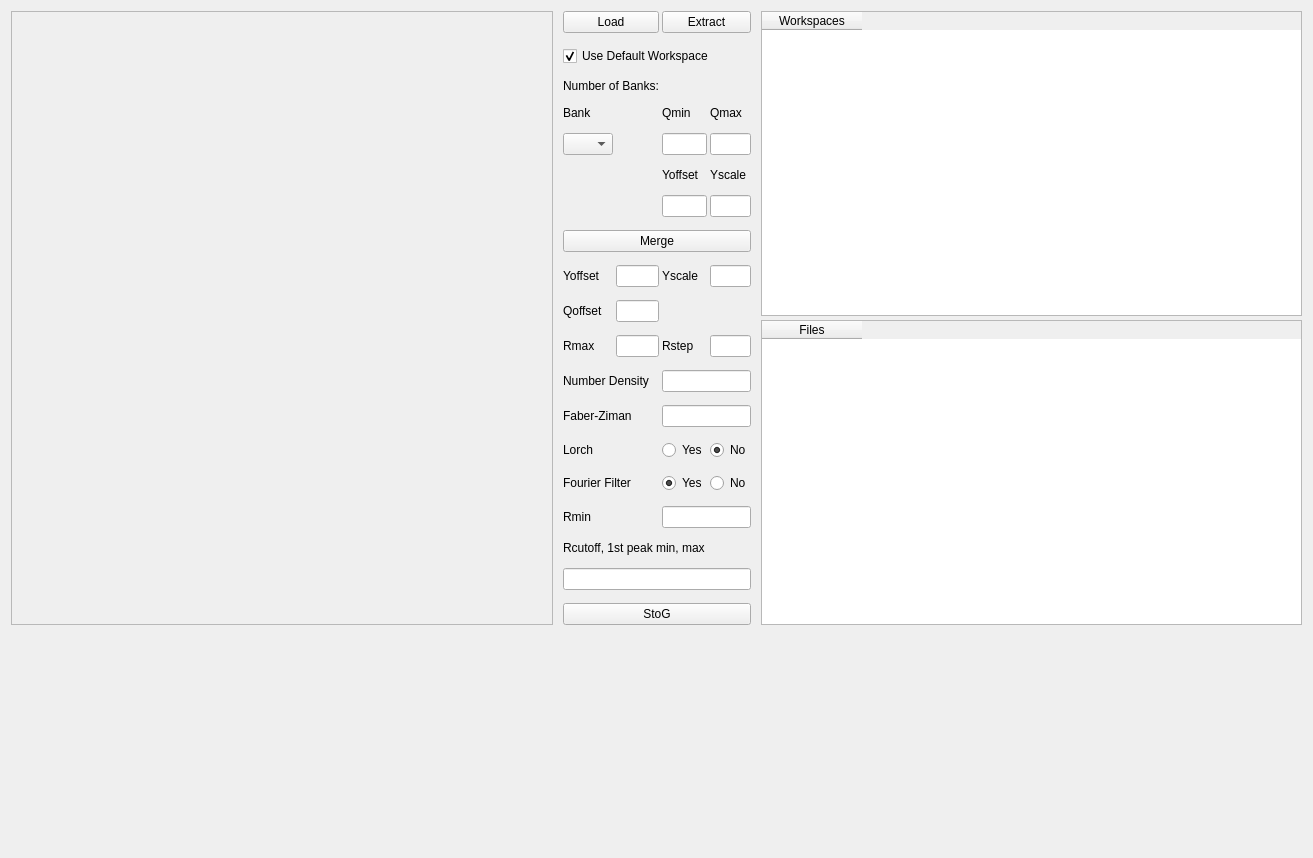
Before: the Qt Designer form addie/ui/splitui_postprocessing_mantid_tab.ui in neutrons/addie, drawn with Qt 5.
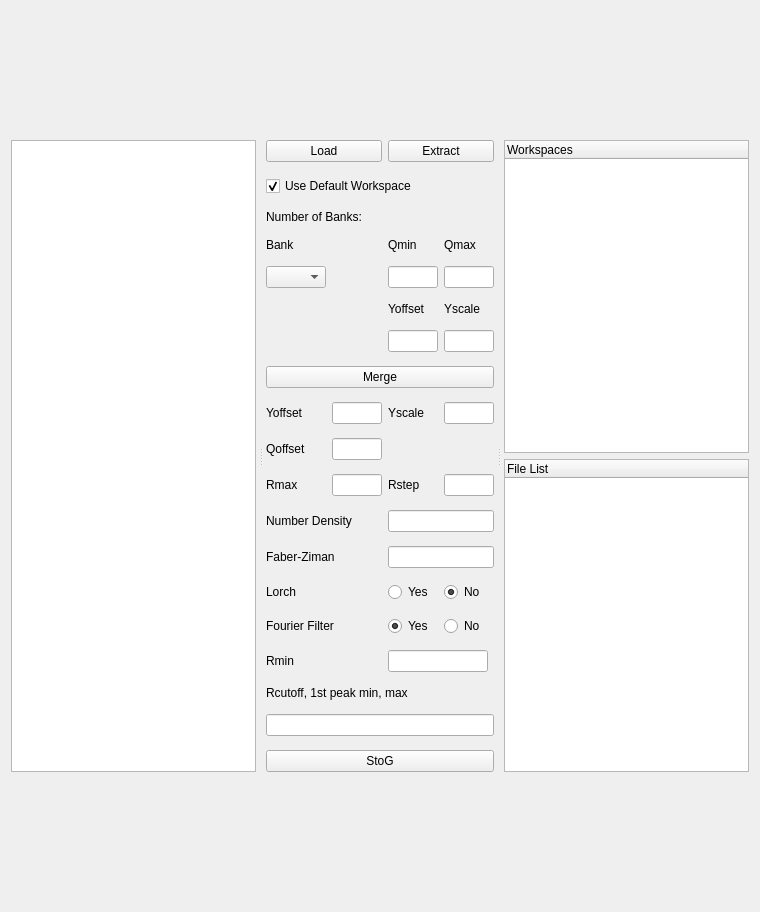
After: the same form once the commit is applied.

Commit message: Add visual splitter, populate and clear workspaces

```diff
--- a/addie/ui/splitui_postprocessing_mantid_tab.ui
+++ b/addie/ui/splitui_postprocessing_mantid_tab.ui
@@ -6,60 +6,28 @@
    <rect>
     <x>0</x>
     <y>0</y>
-    <width>1313</width>
-    <height>858</height>
+    <width>760</width>
+    <height>912</height>
    </rect>
   </property>
   <property name="windowTitle">
    <string>Form</string>
   </property>
-  <layout class="QGridLayout" name="gridLayout">
+  <layout class="QGridLayout" name="gridLayout_2">
    <item row="0" column="0">
-    <widget class="QSplitter" name="splitter_5">
-     <property name="lineWidth">
-      <number>8</number>
-     </property>
-     <property name="orientation">
-      <enum>Qt::Horizontal</enum>
-     </property>
-     <property name="handleWidth">
-      <number>20</number>
-     </property>
-     <widget class="QWidget" name="layoutWidget">
-      <layout class="QVBoxLayout" name="verticalLayout_39">
-       <item>
-        <layout class="QHBoxLayout" name="horizontalLayout_73" stretch="1000,10,1000">
-         <property name="spacing">
-          <number>10</number>
-         </property>
-         <property name="sizeConstraint">
-          <enum>QLayout::SetDefaultConstraint</enum>
-         </property>
-         <item>
-          <layout class="QVBoxLayout" name="verticalLayout_40">
-           <property name="sizeConstraint">
-            <enum>QLayout::SetMinimumSize</enum>
-           </property>
-           <item>
-            <widget class="QFrame" name="frame_3">
-             <property name="frameShape">
-              <enum>QFrame::StyledPanel</enum>
-             </property>
-             <property name="frameShadow">
-              <enum>QFrame::Raised</enum>
-             </property>
-            </widget>
-           </item>
-          </layout>
-         </item>
-         <item>
-          <widget class="QSplitter" name="splitter_4">
+    <widget class="QSplitter" name="splitter">
            <property name="sizePolicy">
-            <sizepolicy hsizetype="Expanding" vsizetype="Preferred">
+      <sizepolicy hsizetype="Expanding" vsizetype="Expanding">
              <horstretch>0</horstretch>
              <verstretch>0</verstretch>
             </sizepolicy>
            </property>
+     <property name="minimumSize">
+      <size>
+       <width>0</width>
+       <height>0</height>
+      </size>
+     </property>
            <property name="maximumSize">
             <size>
              <width>16777215</width>
@@ -69,196 +37,407 @@
            <property name="orientation">
             <enum>Qt::Horizontal</enum>
            </property>
-           <widget class="QWidget" name="gridLayoutWidget">
-            <layout class="QGridLayout" name="gridLayout_4" rowstretch="0,0,0,0,0,0,0,0,0,0,0,0,0,0,0,0,0,0,0" columnstretch="10,10,10,10" columnminimumwidth="10,10,10,10">
+     <property name="handleWidth">
+      <number>10</number>
+     </property>
+     <widget class="QWidget" name="verticalLayoutWidget">
+      <layout class="QVBoxLayout" name="verticalLayout">
+       <item>
+        <widget class="QTableWidget" name="tableWidget"/>
+       </item>
+      </layout>
+     </widget>
+     <widget class="QWidget" name="gridLayoutWidget_2">
+      <layout class="QGridLayout" name="gridLayout">
              <property name="sizeConstraint">
-              <enum>QLayout::SetDefaultConstraint</enum>
-             </property>
-             <property name="leftMargin">
-              <number>0</number>
-             </property>
-             <property name="topMargin">
-              <number>0</number>
-             </property>
-             <property name="rightMargin">
-              <number>0</number>
-             </property>
-             <property name="bottomMargin">
-              <number>0</number>
-             </property>
-             <property name="horizontalSpacing">
-              <number>3</number>
+        <enum>QLayout::SetFixedSize</enum>
              </property>
              <property name="verticalSpacing">
-              <number>13</number>
-             </property>
-             <item row="9" column="0">
-              <widget class="QLabel" name="label_9">
-               <property name="text">
-                <string>Qoffset</string>
+        <number>14</number>
+       </property>
+       <item row="8" column="2">
+        <widget class="QLineEdit" name="lineEdit_5">
+         <property name="maximumSize">
+          <size>
+           <width>50</width>
+           <height>16777215</height>
+          </size>
                </property>
               </widget>
              </item>
-             <item row="3" column="3">
-              <widget class="QLabel" name="label_4">
-               <property name="text">
-                <string>Qmax</string>
-               </property>
-              </widget>
-             </item>
-             <item row="5" column="3">
-              <widget class="QLabel" name="label_6">
+       <item row="16" column="3">
+        <widget class="QRadioButton" name="radioButton_4">
+         <property name="maximumSize">
+          <size>
+           <width>50</width>
+           <height>16777215</height>
+          </size>
+         </property>
                <property name="text">
-                <string>Yscale</string>
-               </property>
-              </widget>
-             </item>
-             <item row="4" column="2">
-              <widget class="QLineEdit" name="lineEdit_2"/>
-             </item>
-             <item row="15" column="0" colspan="2">
-              <widget class="QLabel" name="label_16">
-               <property name="text">
-                <string>Rmin</string>
-               </property>
-              </widget>
-             </item>
-             <item row="8" column="1">
-              <widget class="QLineEdit" name="lineEdit_6"/>
-             </item>
-             <item row="11" column="2" colspan="2">
-              <widget class="QLineEdit" name="lineEdit_11"/>
-             </item>
-             <item row="6" column="2">
-              <widget class="QLineEdit" name="lineEdit_4"/>
-             </item>
-             <item row="8" column="0">
-              <widget class="QLabel" name="label_7">
-               <property name="text">
-                <string>Yoffset</string>
-               </property>
-              </widget>
-             </item>
-             <item row="15" column="2" colspan="2">
-              <widget class="QLineEdit" name="lineEdit_13"/>
-             </item>
-             <item row="4" column="0">
-              <widget class="QComboBox" name="comboBox_banks">
+          <string>No</string>
+         </property>
+         <attribute name="buttonGroup">
+          <string notr="true">buttonGroup_2</string>
+         </attribute>
+        </widget>
+       </item>
+       <item row="19" column="0" colspan="4">
+        <widget class="QLineEdit" name="lineEdit_16">
                <property name="maximumSize">
                 <size>
-                 <width>50</width>
+           <width>320</width>
                  <height>16777215</height>
                 </size>
                </property>
               </widget>
              </item>
-             <item row="11" column="0" colspan="2">
-              <widget class="QLabel" name="label_12">
-               <property name="text">
-                <string>Number Density</string>
-               </property>
-              </widget>
-             </item>
              <item row="14" column="0" colspan="2">
-              <widget class="QLabel" name="label_15">
-               <property name="text">
-                <string>Fourier Filter</string>
-               </property>
-              </widget>
-             </item>
-             <item row="12" column="0" colspan="2">
               <widget class="QLabel" name="label_13">
+         <property name="maximumSize">
+          <size>
+           <width>120</width>
+           <height>16777215</height>
+          </size>
+         </property>
                <property name="text">
                 <string>Faber-Ziman</string>
                </property>
               </widget>
              </item>
-             <item row="8" column="2">
-              <widget class="QLabel" name="label_8">
-               <property name="text">
-                <string>Yscale</string>
-               </property>
-              </widget>
-             </item>
-             <item row="9" column="1">
-              <widget class="QLineEdit" name="lineEdit_8"/>
-             </item>
-             <item row="12" column="2" colspan="2">
-              <widget class="QLineEdit" name="lineEdit_15"/>
-             </item>
-             <item row="16" column="0" colspan="4">
-              <widget class="QLabel" name="label_17">
-               <property name="text">
-                <string>Rcutoff, 1st peak min, max</string>
+       <item row="13" column="2" colspan="2">
+        <widget class="QLineEdit" name="lineEdit_11">
+         <property name="maximumSize">
+          <size>
+           <width>120</width>
+           <height>16777215</height>
+          </size>
                </property>
               </widget>
              </item>
              <item row="13" column="0" colspan="2">
-              <widget class="QLabel" name="label_14">
+        <widget class="QLabel" name="label_12">
+         <property name="maximumSize">
+          <size>
+           <width>120</width>
+           <height>16777215</height>
+          </size>
+         </property>
                <property name="text">
-                <string>Lorch</string>
+          <string>Number Density</string>
                </property>
               </widget>
              </item>
-             <item row="18" column="0" colspan="4">
-              <widget class="QPushButton" name="pushButton_4">
-               <property name="text">
-                <string>StoG</string>
+       <item row="14" column="2" colspan="2">
+        <widget class="QLineEdit" name="lineEdit_15">
+         <property name="maximumSize">
+          <size>
+           <width>120</width>
+           <height>16777215</height>
+          </size>
                </property>
               </widget>
              </item>
-             <item row="8" column="3">
-              <widget class="QLineEdit" name="lineEdit_7"/>
-             </item>
-             <item row="7" column="0" colspan="4">
-              <widget class="QPushButton" name="pushButton_3">
-               <property name="text">
-                <string>Merge</string>
+       <item row="4" column="0">
+        <widget class="QComboBox" name="comboBox_banks">
+         <property name="maximumSize">
+          <size>
+           <width>60</width>
+           <height>16777215</height>
+          </size>
                </property>
               </widget>
              </item>
              <item row="3" column="0">
               <widget class="QLabel" name="label_2">
+         <property name="maximumSize">
+          <size>
+           <width>50</width>
+           <height>16777215</height>
+          </size>
+         </property>
                <property name="text">
                 <string>Bank</string>
                </property>
               </widget>
              </item>
+       <item row="18" column="0" colspan="4">
+        <widget class="QLabel" name="label_17">
+         <property name="maximumSize">
+          <size>
+           <width>300</width>
+           <height>16777215</height>
+          </size>
+         </property>
+         <property name="text">
+          <string>Rcutoff, 1st peak min, max</string>
+         </property>
+        </widget>
+       </item>
+       <item row="16" column="2">
+        <widget class="QRadioButton" name="radioButton_3">
+         <property name="maximumSize">
+          <size>
+           <width>50</width>
+           <height>16777215</height>
+          </size>
+         </property>
+         <property name="text">
+          <string>Yes</string>
+         </property>
+         <property name="checked">
+          <bool>true</bool>
+         </property>
+         <attribute name="buttonGroup">
+          <string notr="true">buttonGroup_2</string>
+         </attribute>
+        </widget>
+       </item>
+       <item row="11" column="0">
+        <widget class="QLabel" name="label_9">
+         <property name="maximumSize">
+          <size>
+           <width>50</width>
+           <height>16777215</height>
+          </size>
+         </property>
+         <property name="text">
+          <string>Qoffset</string>
+         </property>
+        </widget>
+       </item>
+       <item row="12" column="3">
+        <widget class="QLineEdit" name="lineEdit_10">
+         <property name="maximumSize">
+          <size>
+           <width>50</width>
+           <height>16777215</height>
+          </size>
+         </property>
+        </widget>
+       </item>
+       <item row="12" column="1">
+        <widget class="QLineEdit" name="lineEdit_9">
+         <property name="sizePolicy">
+          <sizepolicy hsizetype="Minimum" vsizetype="Fixed">
+           <horstretch>0</horstretch>
+           <verstretch>0</verstretch>
+          </sizepolicy>
+         </property>
+         <property name="minimumSize">
+          <size>
+           <width>10</width>
+           <height>0</height>
+          </size>
+         </property>
+         <property name="maximumSize">
+          <size>
+           <width>50</width>
+           <height>16777215</height>
+          </size>
+         </property>
+        </widget>
+       </item>
+       <item row="15" column="2">
+        <widget class="QRadioButton" name="radioButton">
+         <property name="maximumSize">
+          <size>
+           <width>50</width>
+           <height>16777215</height>
+          </size>
+         </property>
+         <property name="text">
+          <string>Yes</string>
+         </property>
+         <property name="checked">
+          <bool>false</bool>
+         </property>
+         <attribute name="buttonGroup">
+          <string notr="true">buttonGroup</string>
+         </attribute>
+        </widget>
+       </item>
+       <item row="12" column="0">
+        <widget class="QLabel" name="label_10">
+         <property name="maximumSize">
+          <size>
+           <width>50</width>
+           <height>16777215</height>
+          </size>
+         </property>
+         <property name="text">
+          <string>Rmax</string>
+         </property>
+        </widget>
+       </item>
+       <item row="15" column="0">
+        <widget class="QLabel" name="label_14">
+         <property name="maximumSize">
+          <size>
+           <width>50</width>
+           <height>16777215</height>
+          </size>
+         </property>
+         <property name="text">
+          <string>Lorch</string>
+         </property>
+        </widget>
+       </item>
              <item row="10" column="1">
-              <widget class="QLineEdit" name="lineEdit_9"/>
-             </item>
-             <item row="10" column="3">
-              <widget class="QLineEdit" name="lineEdit_10"/>
-             </item>
-             <item row="10" column="2">
+        <widget class="QLineEdit" name="lineEdit_6">
+         <property name="sizePolicy">
+          <sizepolicy hsizetype="Expanding" vsizetype="Fixed">
+           <horstretch>0</horstretch>
+           <verstretch>0</verstretch>
+          </sizepolicy>
+         </property>
+         <property name="minimumSize">
+          <size>
+           <width>10</width>
+           <height>0</height>
+          </size>
+         </property>
+         <property name="maximumSize">
+          <size>
+           <width>50</width>
+           <height>16777215</height>
+          </size>
+         </property>
+        </widget>
+       </item>
+       <item row="12" column="2">
               <widget class="QLabel" name="label_11">
+         <property name="maximumSize">
+          <size>
+           <width>50</width>
+           <height>16777215</height>
+          </size>
+         </property>
                <property name="text">
                 <string>Rstep</string>
                </property>
               </widget>
              </item>
-             <item row="17" column="0" colspan="4">
-              <widget class="QLineEdit" name="lineEdit_16"/>
+       <item row="11" column="1">
+        <widget class="QLineEdit" name="lineEdit_8">
+         <property name="sizePolicy">
+          <sizepolicy hsizetype="Minimum" vsizetype="Fixed">
+           <horstretch>0</horstretch>
+           <verstretch>0</verstretch>
+          </sizepolicy>
+         </property>
+         <property name="minimumSize">
+          <size>
+           <width>10</width>
+           <height>0</height>
+          </size>
+         </property>
+         <property name="maximumSize">
+          <size>
+           <width>50</width>
+           <height>16777215</height>
+          </size>
+         </property>
+        </widget>
+       </item>
+       <item row="10" column="3">
+        <widget class="QLineEdit" name="lineEdit_7">
+         <property name="maximumSize">
+          <size>
+           <width>50</width>
+           <height>16777215</height>
+          </size>
+         </property>
+        </widget>
+       </item>
+       <item row="10" column="2">
+        <widget class="QLabel" name="label_8">
+         <property name="maximumSize">
+          <size>
+           <width>50</width>
+           <height>16777215</height>
+          </size>
+         </property>
+         <property name="text">
+          <string>Yscale</string>
+         </property>
+        </widget>
+       </item>
+       <item row="15" column="3">
+        <widget class="QRadioButton" name="radioButton_2">
+         <property name="maximumSize">
+          <size>
+           <width>50</width>
+           <height>16777215</height>
+          </size>
+         </property>
+         <property name="text">
+          <string>No</string>
+         </property>
+         <property name="checked">
+          <bool>true</bool>
+         </property>
+         <attribute name="buttonGroup">
+          <string notr="true">buttonGroup</string>
+         </attribute>
+        </widget>
              </item>
              <item row="10" column="0">
-              <widget class="QLabel" name="label_10">
-               <property name="text">
-                <string>Rmax</string>
-               </property>
-              </widget>
-             </item>
-             <item row="5" column="2">
-              <widget class="QLabel" name="label_5">
+        <widget class="QLabel" name="label_7">
+         <property name="maximumSize">
+          <size>
+           <width>50</width>
+           <height>16777215</height>
+          </size>
+         </property>
                <property name="text">
                 <string>Yoffset</string>
                </property>
               </widget>
              </item>
-             <item row="6" column="3">
-              <widget class="QLineEdit" name="lineEdit_5"/>
+       <item row="17" column="2" colspan="2">
+        <widget class="QLineEdit" name="lineEdit_13">
+         <property name="maximumSize">
+          <size>
+           <width>100</width>
+           <height>16777215</height>
+          </size>
+         </property>
+        </widget>
+       </item>
+       <item row="20" column="0" colspan="4">
+        <widget class="QPushButton" name="pushButton_4">
+         <property name="maximumSize">
+          <size>
+           <width>320</width>
+           <height>16777215</height>
+          </size>
+         </property>
+         <property name="text">
+          <string>StoG</string>
+         </property>
+        </widget>
+       </item>
+       <item row="9" column="0" colspan="4">
+        <widget class="QPushButton" name="pushButton_3">
+         <property name="maximumSize">
+          <size>
+           <width>330</width>
+           <height>16777215</height>
+          </size>
+         </property>
+         <property name="text">
+          <string>Merge</string>
+         </property>
+        </widget>
              </item>
              <item row="1" column="0" colspan="4">
               <widget class="QCheckBox" name="checkBox">
+         <property name="maximumSize">
+          <size>
+           <width>320</width>
+           <height>16777215</height>
+          </size>
+         </property>
                <property name="text">
                 <string>Use Default Workspace</string>
                </property>
@@ -267,180 +446,231 @@
                </property>
               </widget>
              </item>
+       <item row="2" column="2" colspan="2">
+        <widget class="QLabel" name="label_numBanks">
+         <property name="maximumSize">
+          <size>
+           <width>120</width>
+           <height>16777215</height>
+          </size>
+         </property>
+         <property name="text">
+          <string/>
+         </property>
+        </widget>
+       </item>
              <item row="2" column="0" colspan="2">
               <widget class="QLabel" name="label">
+         <property name="maximumSize">
+          <size>
+           <width>160</width>
+           <height>16777215</height>
+          </size>
+         </property>
                <property name="text">
                 <string>Number of Banks:</string>
                </property>
               </widget>
              </item>
-             <item row="4" column="3">
-              <widget class="QLineEdit" name="lineEdit_3"/>
-             </item>
-             <item row="3" column="2">
-              <widget class="QLabel" name="label_3">
-               <property name="text">
-                <string>Qmin</string>
-               </property>
-              </widget>
-             </item>
-             <item row="3" column="1" rowspan="4">
-              <spacer name="verticalSpacer">
-               <property name="orientation">
-                <enum>Qt::Vertical</enum>
-               </property>
-               <property name="sizeHint" stdset="0">
-                <size>
-                 <width>20</width>
-                 <height>40</height>
-                </size>
-               </property>
-              </spacer>
-             </item>
-             <item row="5" column="0" rowspan="2">
-              <spacer name="verticalSpacer_2">
-               <property name="orientation">
-                <enum>Qt::Vertical</enum>
-               </property>
-               <property name="sizeHint" stdset="0">
-                <size>
-                 <width>20</width>
-                 <height>40</height>
-                </size>
-               </property>
-              </spacer>
-             </item>
-             <item row="0" column="2" colspan="2">
-              <widget class="QPushButton" name="pushButton_2">
-               <property name="text">
-                <string>Extract</string>
-               </property>
-              </widget>
-             </item>
              <item row="0" column="0" colspan="2">
               <widget class="QPushButton" name="pushButton_loadWorkspaces">
                <property name="maximumSize">
                 <size>
-                 <width>183</width>
+           <width>160</width>
                  <height>16777215</height>
                 </size>
                </property>
+         <property name="font">
+          <font>
+           <underline>false</underline>
+           <stylestrategy>PreferDefault</stylestrategy>
+          </font>
+         </property>
                <property name="text">
                 <string>Load</string>
                </property>
               </widget>
              </item>
-             <item row="13" column="2">
-              <widget class="QRadioButton" name="radioButton">
+       <item row="0" column="2" colspan="2">
+        <widget class="QPushButton" name="pushButton_extract">
+         <property name="maximumSize">
+          <size>
+           <width>160</width>
+           <height>16777215</height>
+          </size>
+         </property>
                <property name="text">
-                <string>Yes</string>
-               </property>
-               <property name="checked">
-                <bool>false</bool>
-               </property>
-               <attribute name="buttonGroup">
-                <string notr="true">buttonGroup</string>
-               </attribute>
-              </widget>
-             </item>
-             <item row="13" column="3">
-              <widget class="QRadioButton" name="radioButton_2">
+          <string>Extract</string>
+         </property>
+        </widget>
+       </item>
+       <item row="16" column="0" colspan="2">
+        <widget class="QLabel" name="label_15">
+         <property name="maximumSize">
+          <size>
+           <width>120</width>
+           <height>16777215</height>
+          </size>
+         </property>
+         <property name="text">
+          <string>Fourier Filter</string>
+         </property>
+        </widget>
+       </item>
+       <item row="17" column="0" colspan="2">
+        <widget class="QLabel" name="label_16">
+         <property name="maximumSize">
+          <size>
+           <width>100</width>
+           <height>16777215</height>
+          </size>
+         </property>
                <property name="text">
-                <string>No</string>
-               </property>
-               <property name="checked">
-                <bool>true</bool>
-               </property>
-               <attribute name="buttonGroup">
-                <string notr="true">buttonGroup</string>
-               </attribute>
-              </widget>
-             </item>
-             <item row="14" column="2">
-              <widget class="QRadioButton" name="radioButton_3">
+          <string>Rmin</string>
+         </property>
+        </widget>
+       </item>
+       <item row="3" column="2">
+        <widget class="QLabel" name="label_3">
+         <property name="maximumSize">
+          <size>
+           <width>50</width>
+           <height>16777215</height>
+          </size>
+         </property>
+         <property name="text">
+          <string>Qmin</string>
+         </property>
+        </widget>
+       </item>
+       <item row="4" column="2">
+        <widget class="QLineEdit" name="lineEdit_2">
+         <property name="maximumSize">
+          <size>
+           <width>50</width>
+           <height>16777215</height>
+          </size>
+         </property>
+        </widget>
+       </item>
+       <item row="3" column="3">
+        <widget class="QLabel" name="label_4">
+         <property name="maximumSize">
+          <size>
+           <width>50</width>
+           <height>16777215</height>
+          </size>
+         </property>
                <property name="text">
-                <string>Yes</string>
-               </property>
-               <property name="checked">
-                <bool>true</bool>
-               </property>
-               <attribute name="buttonGroup">
-                <string notr="true">buttonGroup_2</string>
-               </attribute>
-              </widget>
-             </item>
-             <item row="14" column="3">
-              <widget class="QRadioButton" name="radioButton_4">
+          <string>Qmax</string>
+         </property>
+        </widget>
+       </item>
+       <item row="4" column="3">
+        <widget class="QLineEdit" name="lineEdit_3">
+         <property name="maximumSize">
+          <size>
+           <width>50</width>
+           <height>16777215</height>
+          </size>
+         </property>
+        </widget>
+       </item>
+       <item row="5" column="3">
+        <widget class="QLabel" name="label_6">
+         <property name="maximumSize">
+          <size>
+           <width>50</width>
+           <height>16777215</height>
+          </size>
+         </property>
                <property name="text">
-                <string>No</string>
-               </property>
-               <attribute name="buttonGroup">
-                <string notr="true">buttonGroup_2</string>
-               </attribute>
-              </widget>
-             </item>
-             <item row="2" column="2" colspan="2">
-              <widget class="QLabel" name="label_numBanks">
+          <string>Yscale</string>
+         </property>
+        </widget>
+       </item>
+       <item row="5" column="2">
+        <widget class="QLabel" name="label_5">
+         <property name="maximumSize">
+          <size>
+           <width>50</width>
+           <height>16777215</height>
+          </size>
+         </property>
                <property name="text">
-                <string/>
+          <string>Yoffset</string>
+         </property>
+        </widget>
+       </item>
+       <item row="8" column="3">
+        <widget class="QLineEdit" name="lineEdit_4">
+         <property name="maximumSize">
+          <size>
+           <width>50</width>
+           <height>16777215</height>
+          </size>
                </property>
               </widget>
              </item>
             </layout>
            </widget>
-          </widget>
-         </item>
+     <widget class="QWidget" name="verticalLayoutWidget_2">
+      <layout class="QVBoxLayout" name="verticalLayout_2">
          <item>
-          <layout class="QVBoxLayout" name="verticalLayout_2" stretch="0,0">
-           <property name="spacing">
-            <number>4</number>
-           </property>
-           <item>
-            <widget class="QTableWidget" name="tableWidget">
+        <widget class="QTableWidget" name="tableWidget_workspaces">
+         <property name="minimumSize">
+          <size>
+           <width>0</width>
+           <height>0</height>
+          </size>
+         </property>
+         <property name="contextMenuPolicy">
+          <enum>Qt::CustomContextMenu</enum>
+         </property>
+         <attribute name="horizontalHeaderHighlightSections">
+          <bool>false</bool>
+         </attribute>
+         <attribute name="horizontalHeaderStretchLastSection">
+          <bool>true</bool>
+         </attribute>
+         <attribute name="verticalHeaderHighlightSections">
+          <bool>false</bool>
+         </attribute>
+         <attribute name="verticalHeaderStretchLastSection">
+          <bool>false</bool>
+         </attribute>
              <column>
               <property name="text">
                <string>Workspaces</string>
               </property>
+          <property name="textAlignment">
+           <set>AlignLeading|AlignVCenter</set>
+          </property>
              </column>
             </widget>
            </item>
            <item>
-            <widget class="QTableWidget" name="tableWidget_2">
+        <widget class="QTableWidget" name="tableWidget_files">
+         <property name="minimumSize">
+          <size>
+           <width>0</width>
+           <height>0</height>
+          </size>
+         </property>
+         <attribute name="horizontalHeaderStretchLastSection">
+          <bool>true</bool>
+         </attribute>
              <column>
               <property name="text">
-               <string>Files</string>
+           <string>File List</string>
+          </property>
+          <property name="textAlignment">
+           <set>AlignLeading|AlignVCenter</set>
               </property>
              </column>
             </widget>
            </item>
           </layout>
-         </item>
-        </layout>
-       </item>
-      </layout>
-     </widget>
-    </widget>
-   </item>
-   <item row="1" column="0">
-    <widget class="QSplitter" name="splitter_3">
-     <property name="orientation">
-      <enum>Qt::Horizontal</enum>
-     </property>
-     <widget class="QSplitter" name="splitter_2">
-      <property name="orientation">
-       <enum>Qt::Horizontal</enum>
-      </property>
-      <widget class="QSplitter" name="splitter">
-       <property name="lineWidth">
-        <number>8</number>
-       </property>
-       <property name="orientation">
-        <enum>Qt::Horizontal</enum>
-       </property>
-       <property name="handleWidth">
-        <number>8</number>
-       </property>
-      </widget>
      </widget>
     </widget>
    </item>
```
Left out of the diff: 2 changed lines with no effect on the pictures. Lines whose indentation alone changed are shown as unchanged. The commit also changes 3 other files.
